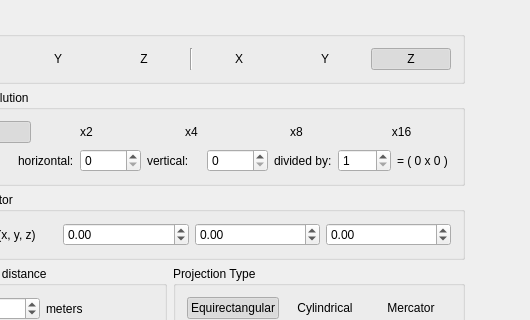
First picture: the form in PointCloud2Blender/mainwindow.ui, repository GSORF/PointCloud2Blender, before the edit; both pictures show x 93 to 623 and y 208 to 528 of the 953 by 727 pixel window.
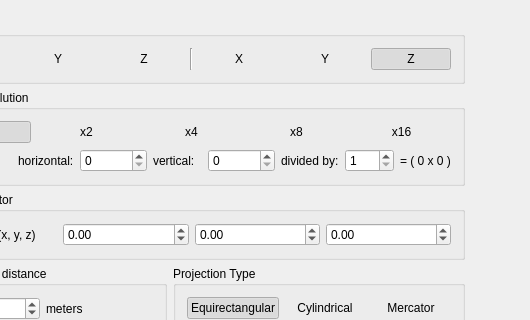
Second picture: the form after the edit. Icons and pictures are not drawn. Custom widgets are drawn as their Qt base class.

```diff
--- a/PointCloud2Blender/mainwindow.ui
+++ b/PointCloud2Blender/mainwindow.ui
@@ -360,7 +360,7 @@
              <item>
               <widget class="QSpinBox" name="sbResolutionHorizontal">
                <property name="maximum">
-                <number>10000</number>
+                <number>150000</number>
                </property>
               </widget>
              </item>
@@ -374,7 +374,7 @@
              <item>
               <widget class="QSpinBox" name="sbResolutionVertical">
                <property name="maximum">
-                <number>10000</number>
+                <number>150000</number>
                </property>
               </widget>
              </item>
```
